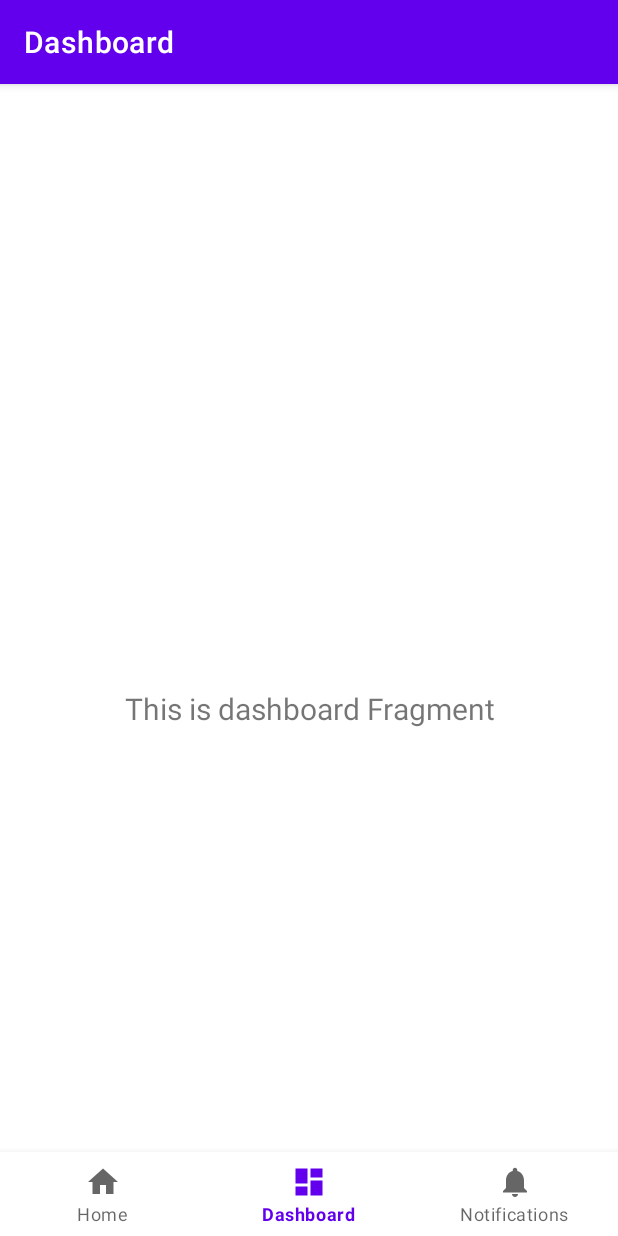
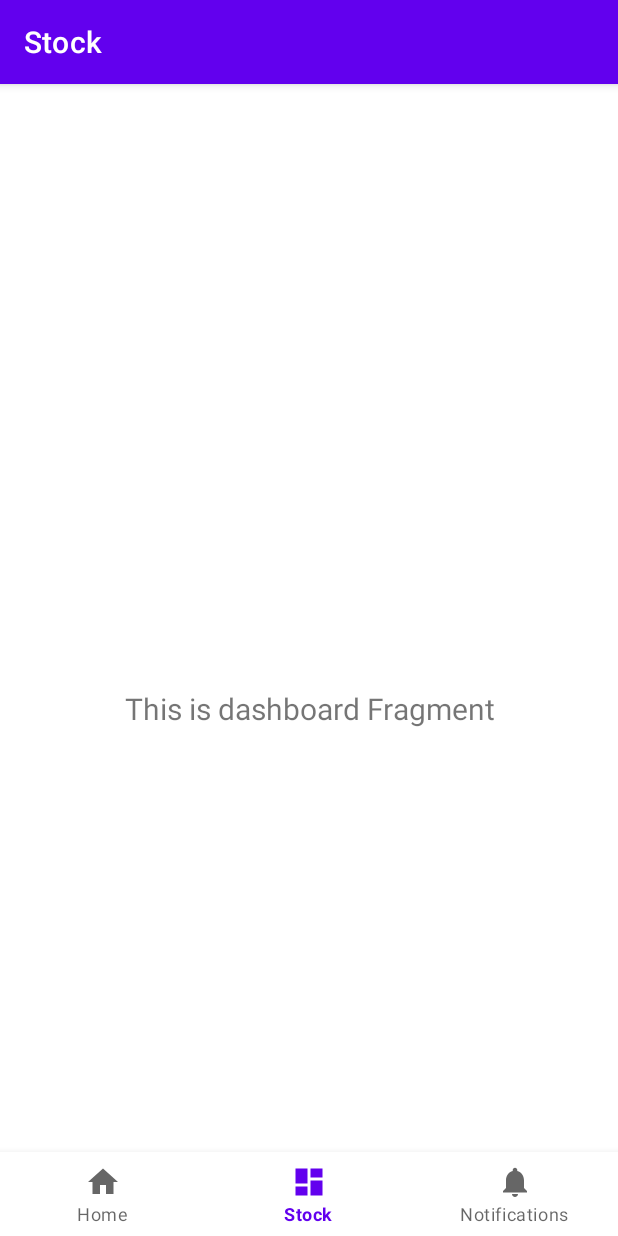
Before and after one commit to felfifofum/LightLogisticsApp, an Android app: the screen it shows after launch (MainActivity), item 2 of the bottom bar chosen, on a phone screen of 412 x 824 dp. Run offline under Robolectric (Android 15) with nearby library versions, the phone set to English and light mode, and no system bars; our stand-ins replace navigation-ui.

Commit message:
Initial commit with basic Android layout and navigation structure.

```diff
--- a/app/src/main/res/values/strings.xml
+++ b/app/src/main/res/values/strings.xml
@@ -1,6 +1,6 @@
 <resources>
     <string name="app_name">LightLogisticsApp</string>
     <string name="title_home">Home</string>
-    <string name="title_dashboard">Dashboard</string>
+    <string name="title_dashboard">Stock</string>
     <string name="title_notifications">Notifications</string>
 </resources>
```
